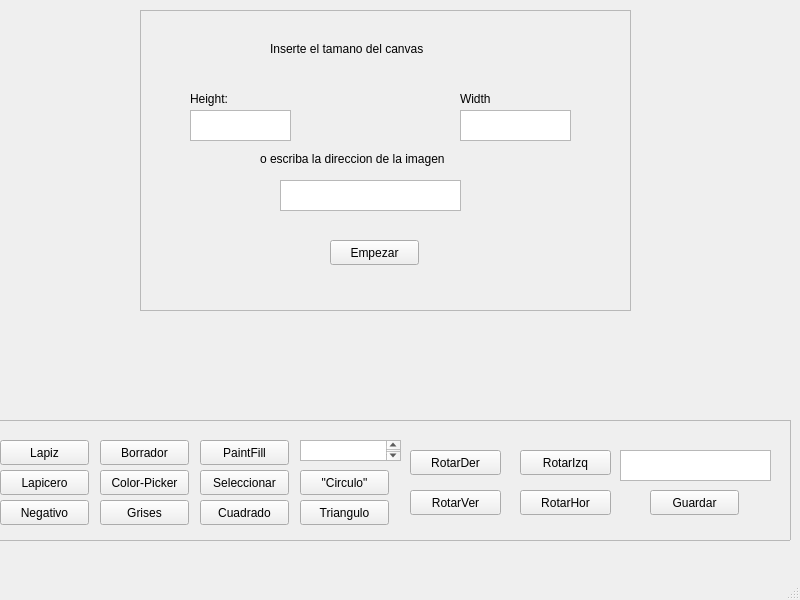
dylangf16/Proyecto-02-CE-2103, file Interfaz/mainwindow.ui: the form before one commit.
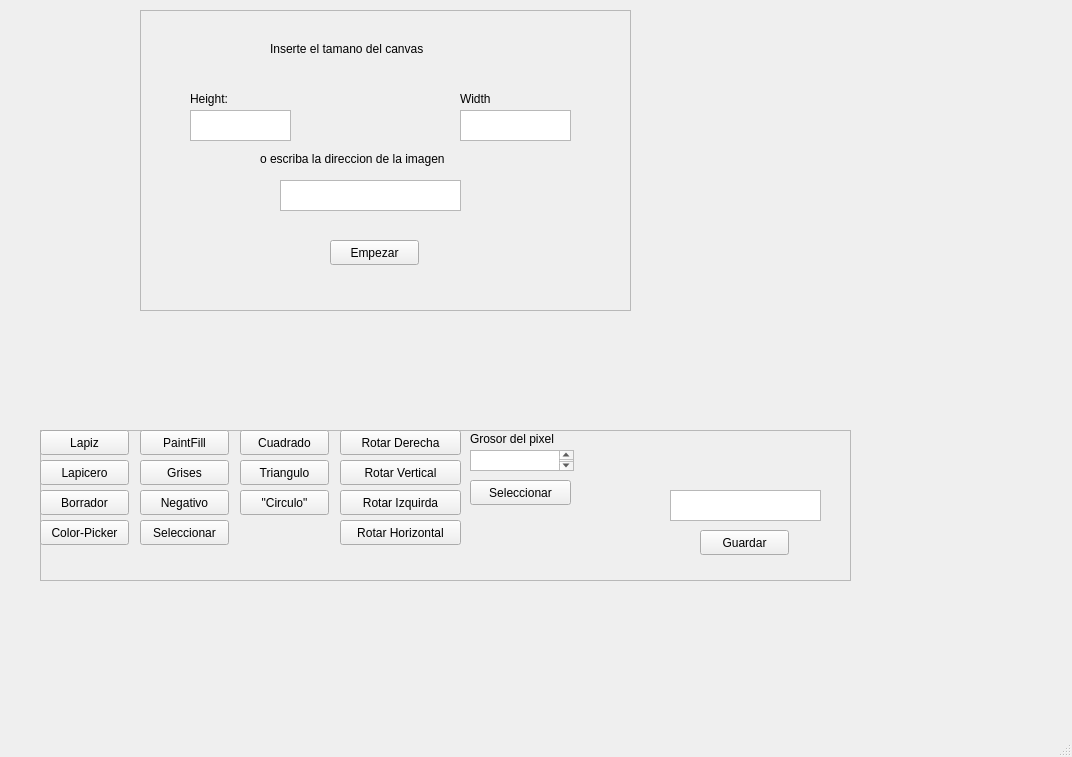
The form after the commit.

Commit message: Implementación de cambio de grosor para lapiz y borrador

Patch:
```diff
--- a/Interfaz/mainwindow.ui
+++ b/Interfaz/mainwindow.ui
@@ -6,8 +6,8 @@
    <rect>
     <x>0</x>
     <y>0</y>
-    <width>800</width>
-    <height>600</height>
+    <width>1072</width>
+    <height>757</height>
    </rect>
   </property>
   <property name="windowTitle">
@@ -134,10 +134,10 @@
    <widget class="QFrame" name="framePrincipal">
     <property name="geometry">
      <rect>
-      <x>-20</x>
-      <y>420</y>
+      <x>40</x>
+      <y>430</y>
       <width>811</width>
-      <height>121</height>
+      <height>151</height>
      </rect>
     </property>
     <property name="frameShape">
@@ -149,17 +149,17 @@
     <widget class="QWidget" name="widget" native="true">
      <property name="geometry">
       <rect>
-       <x>10</x>
-       <y>10</y>
-       <width>791</width>
-       <height>101</height>
+       <x>0</x>
+       <y>0</y>
+       <width>801</width>
+       <height>151</height>
       </rect>
      </property>
      <widget class="QPushButton" name="ColorPicker">
       <property name="geometry">
        <rect>
-        <x>110</x>
-        <y>40</y>
+        <x>0</x>
+        <y>90</y>
         <width>89</width>
         <height>25</height>
        </rect>
@@ -171,8 +171,8 @@
      <widget class="QPushButton" name="Borrador">
       <property name="geometry">
        <rect>
-        <x>110</x>
-        <y>10</y>
+        <x>0</x>
+        <y>60</y>
         <width>89</width>
         <height>25</height>
        </rect>
@@ -184,31 +184,21 @@
      <widget class="QPushButton" name="RotarDer">
       <property name="geometry">
        <rect>
-        <x>420</x>
-        <y>20</y>
-        <width>91</width>
+        <x>300</x>
+        <y>0</y>
+        <width>121</width>
         <height>25</height>
        </rect>
       </property>
       <property name="text">
-       <string>RotarDer</string>
-      </property>
-     </widget>
-     <widget class="QTextEdit" name="textEdit">
-      <property name="geometry">
-       <rect>
-        <x>310</x>
-        <y>10</y>
-        <width>101</width>
-        <height>21</height>
-       </rect>
+       <string>Rotar Derecha</string>
       </property>
      </widget>
      <widget class="QPushButton" name="PaintFill">
       <property name="geometry">
        <rect>
-        <x>210</x>
-        <y>10</y>
+        <x>100</x>
+        <y>0</y>
         <width>89</width>
         <height>25</height>
        </rect>
@@ -220,8 +210,8 @@
      <widget class="QPushButton" name="Lapicero">
       <property name="geometry">
        <rect>
-        <x>10</x>
-        <y>40</y>
+        <x>0</x>
+        <y>30</y>
         <width>89</width>
         <height>25</height>
        </rect>
@@ -233,8 +223,8 @@
      <widget class="QPushButton" name="Lapiz">
       <property name="geometry">
        <rect>
-        <x>10</x>
-        <y>10</y>
+        <x>0</x>
+        <y>0</y>
         <width>89</width>
         <height>25</height>
        </rect>
@@ -246,8 +236,8 @@
      <widget class="QPushButton" name="Seleccionar">
       <property name="geometry">
        <rect>
-        <x>210</x>
-        <y>40</y>
+        <x>100</x>
+        <y>90</y>
         <width>89</width>
         <height>25</height>
        </rect>
@@ -256,24 +246,11 @@
        <string>Seleccionar</string>
       </property>
      </widget>
-     <widget class="QPushButton" name="Negativo">
-      <property name="geometry">
-       <rect>
-        <x>10</x>
-        <y>70</y>
-        <width>89</width>
-        <height>25</height>
-       </rect>
-      </property>
-      <property name="text">
-       <string>Negativo</string>
-      </property>
-     </widget>
      <widget class="QPushButton" name="Grises">
       <property name="geometry">
        <rect>
-        <x>110</x>
-        <y>70</y>
+        <x>100</x>
+        <y>30</y>
         <width>89</width>
         <height>25</height>
        </rect>
@@ -285,8 +262,8 @@
      <widget class="QPushButton" name="Cuadrado">
       <property name="geometry">
        <rect>
-        <x>210</x>
-        <y>70</y>
+        <x>200</x>
+        <y>0</y>
         <width>89</width>
         <height>25</height>
        </rect>
@@ -298,8 +275,8 @@
      <widget class="QPushButton" name="Triangulo">
       <property name="geometry">
        <rect>
-        <x>310</x>
-        <y>70</y>
+        <x>200</x>
+        <y>30</y>
         <width>89</width>
         <height>25</height>
        </rect>
@@ -311,8 +288,8 @@
      <widget class="QPushButton" name="Circulo">
       <property name="geometry">
        <rect>
-        <x>310</x>
-        <y>40</y>
+        <x>200</x>
+        <y>60</y>
         <width>89</width>
         <height>25</height>
        </rect>
@@ -325,7 +302,7 @@
       <property name="geometry">
        <rect>
         <x>630</x>
-        <y>20</y>
+        <y>60</y>
         <width>151</width>
         <height>31</height>
        </rect>
@@ -338,7 +315,7 @@
       <property name="geometry">
        <rect>
         <x>660</x>
-        <y>60</y>
+        <y>100</y>
         <width>89</width>
         <height>25</height>
        </rect>
@@ -350,40 +327,89 @@
      <widget class="QPushButton" name="RotarIzq">
       <property name="geometry">
        <rect>
-        <x>530</x>
-        <y>20</y>
-        <width>91</width>
+        <x>300</x>
+        <y>60</y>
+        <width>121</width>
         <height>25</height>
        </rect>
       </property>
       <property name="text">
-       <string>RotarIzq</string>
+       <string>Rotar Izquirda</string>
       </property>
      </widget>
      <widget class="QPushButton" name="RotarVer">
       <property name="geometry">
        <rect>
-        <x>420</x>
-        <y>60</y>
-        <width>91</width>
+        <x>300</x>
+        <y>30</y>
+        <width>121</width>
         <height>25</height>
        </rect>
       </property>
       <property name="text">
-       <string>RotarVer</string>
+       <string>Rotar Vertical</string>
       </property>
      </widget>
      <widget class="QPushButton" name="RotarHor">
       <property name="geometry">
        <rect>
-        <x>530</x>
+        <x>300</x>
+        <y>90</y>
+        <width>121</width>
+        <height>25</height>
+       </rect>
+      </property>
+      <property name="text">
+       <string>Rotar Horizontal</string>
+      </property>
+     </widget>
+     <widget class="QPushButton" name="Negativo">
+      <property name="geometry">
+       <rect>
+        <x>100</x>
         <y>60</y>
-        <width>91</width>
+        <width>89</width>
         <height>25</height>
        </rect>
       </property>
       <property name="text">
-       <string>RotarHor</string>
+       <string>Negativo</string>
+      </property>
+     </widget>
+     <widget class="QLabel" name="label_5">
+      <property name="geometry">
+       <rect>
+        <x>430</x>
+        <y>0</y>
+        <width>111</width>
+        <height>17</height>
+       </rect>
+      </property>
+      <property name="text">
+       <string>Grosor del pixel</string>
+      </property>
+     </widget>
+     <widget class="QPushButton" name="SeleccionarGrosor">
+      <property name="geometry">
+       <rect>
+        <x>430</x>
+        <y>50</y>
+        <width>101</width>
+        <height>25</height>
+       </rect>
+      </property>
+      <property name="text">
+       <string>Seleccionar</string>
+      </property>
+     </widget>
+     <widget class="QPlainTextEdit" name="Grosor">
+      <property name="geometry">
+       <rect>
+        <x>430</x>
+        <y>20</y>
+        <width>104</width>
+        <height>21</height>
+       </rect>
       </property>
      </widget>
     </widget>
```
Left out of the diff: 2 changed lines with no effect on the pictures. The commit also changes 6 other files.
